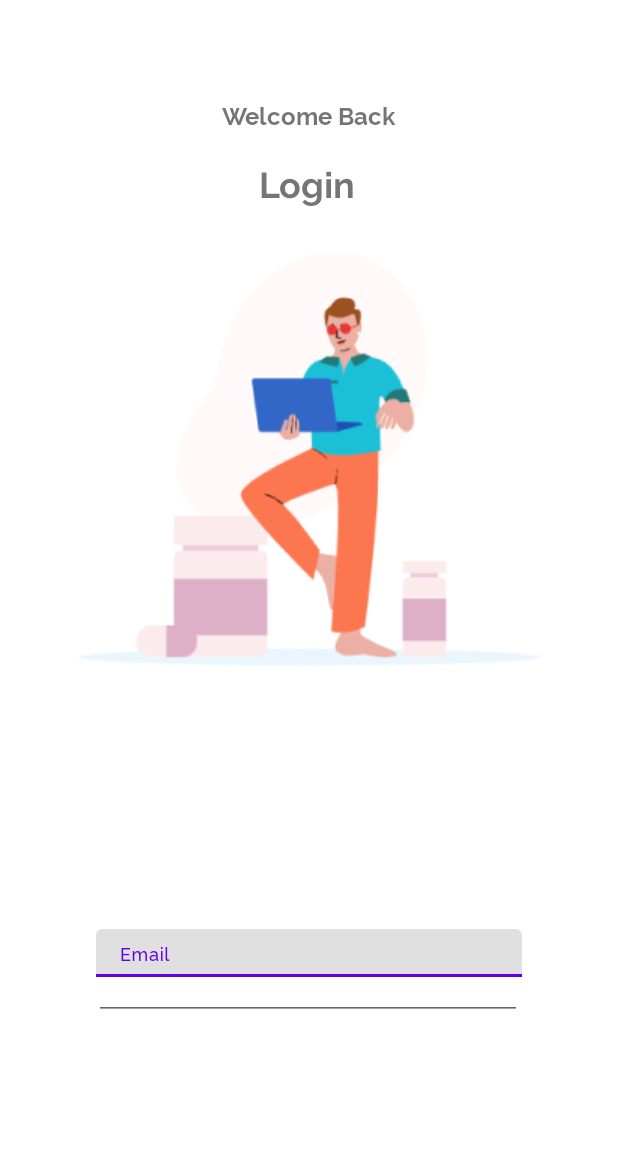
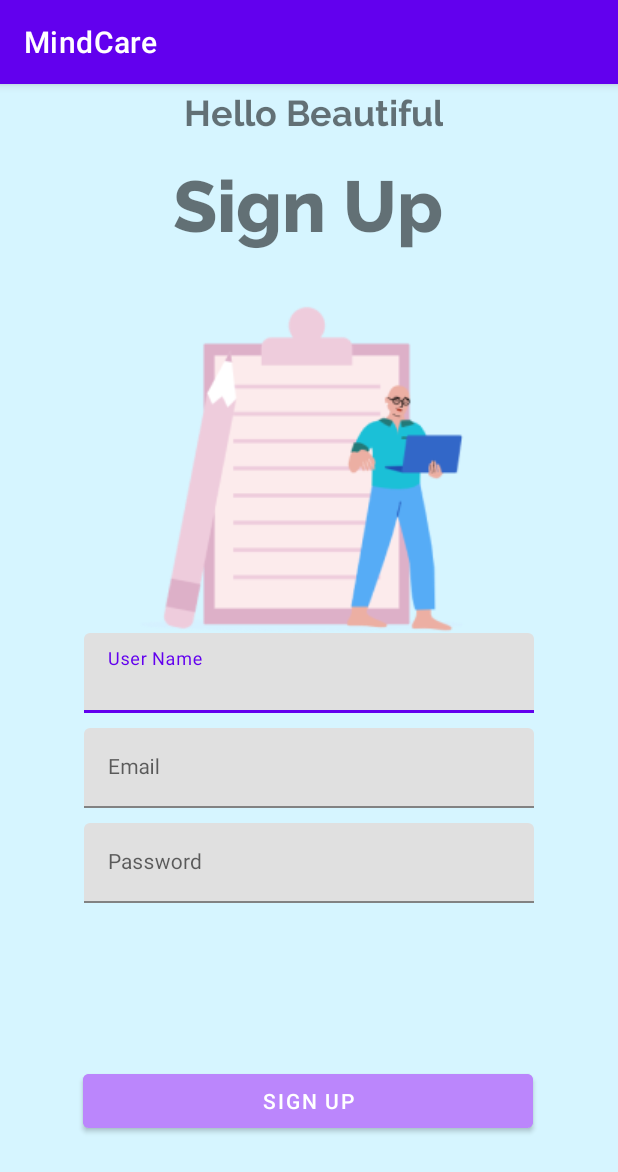
Before and after one commit to SelinaYuTong/MindCare, an Android app: the screen it shows after launch (Signup before the commit, SignUpActivity after it), after a tap on "SIGN UP", on a phone screen of 412 x 824 dp. Shown: the top 1172 px of the screen. Run offline under Robolectric (Android 15) with nearby library versions, the phone set to English and light mode, and no system bars.

Commit message:
1.Add Sign up activity. 2.Connect welcome page to sign up page.

```diff
--- a/app/build.gradle
+++ b/app/build.gradle
@@ -35,6 +35,7 @@ dependencies {
     implementation 'androidx.appcompat:appcompat:1.2.0'
     implementation 'com.google.android.material:material:1.3.0'
     implementation 'androidx.constraintlayout:constraintlayout:2.0.4'
+    implementation 'de.hdodenhof:circleimageview:3.1.0'
     testImplementation 'junit:junit:4.+'
     androidTestImplementation 'androidx.test.ext:junit:1.1.2'
     androidTestImplementation 'androidx.test.espresso:espresso-core:3.3.0'
--- a/app/src/main/AndroidManifest.xml
+++ b/app/src/main/AndroidManifest.xml
@@ -10,10 +10,13 @@
         android:supportsRtl="true"
         android:theme="@style/Theme.MindCare">
         <activity
+            android:name=".SignUpActivity"
+            android:exported="false" />
+        <activity
             android:name=".IntroActivity"
             android:exported="false" />
         <activity
-            android:name=".Signup"
+            android:name=".LoginActivity"
             android:exported="false" />
         <activity
             android:name=".MainActivity"
--- a/app/src/main/java/nz/ac/wgtn/mindcare/Signup.java
+++ b/app/src/main/java/nz/ac/wgtn/mindcare/LoginActivity.java
@@ -4,12 +4,12 @@ import androidx.appcompat.app.AppCompatActivity;
 
 import android.os.Bundle;
 
-public class Signup extends AppCompatActivity {
+public class LoginActivity extends AppCompatActivity {
 
     @Override
     protected void onCreate(Bundle savedInstanceState) {
         super.onCreate(savedInstanceState);
-        setContentView(R.layout.activity_signup);
+        setContentView(R.layout.activity_login);
         getSupportActionBar().hide();
     }
 }
--- a/app/src/main/java/nz/ac/wgtn/mindcare/MainActivity.java
+++ b/app/src/main/java/nz/ac/wgtn/mindcare/MainActivity.java
@@ -3,20 +3,45 @@ package nz.ac.wgtn.mindcare;
 import androidx.appcompat.app.AppCompatActivity;
 
 import android.content.Intent;
+import android.graphics.Color;
 import android.os.Bundle;
+import android.view.MotionEvent;
 import android.view.View;
-import android.widget.Toast;
+import android.widget.Button;
 
 public class MainActivity extends AppCompatActivity {
+
+    Button btnSignup;
+    Button btnLogin;
 
     @Override
     protected void onCreate(Bundle savedInstanceState) {
         super.onCreate(savedInstanceState);
         setContentView(R.layout.activity_main);
         getSupportActionBar().hide();
+
+        btnSignup = findViewById(R.id.signupBtn);
+        btnSignup.setOnClickListener(new View.OnClickListener() {
+            @Override
+            public void onClick(View v) {
+                btnSignup.setBackgroundColor(Color.BLUE);
+                Intent intent = new Intent(v.getContext(), SignUpActivity.class);
+                startActivity(intent);
+            }
+        });
+
+        btnLogin = findViewById(R.id.loginBtn);
+        btnLogin.setOnClickListener(new View.OnClickListener() {
+            @Override
+            public void onClick(View v) {
+                btnLogin.setBackgroundColor(Color.BLUE);
+                Intent intent = new Intent(v.getContext(), LoginActivity.class);
+                startActivity(intent);
+            }
+        });
     }
     public void signupBtnClick(View view) {
-        Intent intent = new Intent(this, Signup.class);
+        Intent intent = new Intent(this, LoginActivity.class);
         startActivity(intent);
     }
 
--- /dev/null
+++ b/app/src/main/java/nz/ac/wgtn/mindcare/SignUpActivity.java
@@ -0,0 +1,14 @@
+package nz.ac.wgtn.mindcare;
+
+import androidx.appcompat.app.AppCompatActivity;
+
+import android.os.Bundle;
+
+public class SignUpActivity extends AppCompatActivity {
+
+    @Override
+    protected void onCreate(Bundle savedInstanceState) {
+        super.onCreate(savedInstanceState);
+        setContentView(R.layout.activity_sign_up);
+    }
+}
--- a/app/src/main/res/layout/activity_signup.xml
+++ b/app/src/main/res/layout/activity_login.xml
@@ -4,7 +4,8 @@
     xmlns:tools="http://schemas.android.com/tools"
     android:layout_width="match_parent"
     android:layout_height="match_parent"
-    tools:context=".Signup">
+    android:background="#D6F5FF"
+    tools:context=".LoginActivity">
 
     <ImageView
         android:id="@+id/signup_image"
--- /dev/null
+++ b/app/src/main/res/layout/activity_sign_up.xml
@@ -0,0 +1,118 @@
+<?xml version="1.0" encoding="utf-8"?>
+<androidx.constraintlayout.widget.ConstraintLayout xmlns:android="http://schemas.android.com/apk/res/android"
+    xmlns:app="http://schemas.android.com/apk/res-auto"
+    xmlns:tools="http://schemas.android.com/tools"
+    android:layout_width="match_parent"
+    android:layout_height="match_parent"
+    android:background="#D6F5FF"
+    tools:context=".SignUpActivity">
+
+    <TextView
+        android:id="@+id/textView2"
+        android:layout_width="wrap_content"
+        android:layout_height="wrap_content"
+        android:fontFamily="@font/raleway_extrabold"
+        android:text="@string/sign_up"
+        android:textAlignment="center"
+        android:textSize="48sp"
+        app:layout_constraintBottom_toBottomOf="parent"
+        app:layout_constraintEnd_toEndOf="parent"
+        app:layout_constraintHorizontal_bias="0.497"
+        app:layout_constraintStart_toStartOf="parent"
+        app:layout_constraintTop_toTopOf="parent"
+        app:layout_constraintVertical_bias="0.075" />
+
+    <TextView
+        android:id="@+id/tvHelloBeautiful"
+        android:layout_width="wrap_content"
+        android:layout_height="wrap_content"
+        android:fontFamily="@font/raleway_bold"
+        android:text="Hello Beautiful"
+        android:textAlignment="center"
+        android:textSize="24sp"
+        app:layout_constraintBottom_toBottomOf="parent"
+        app:layout_constraintEnd_toEndOf="parent"
+        app:layout_constraintHorizontal_bias="0.51"
+        app:layout_constraintStart_toStartOf="parent"
+        app:layout_constraintTop_toTopOf="parent"
+        app:layout_constraintVertical_bias="0.007" />
+
+    <ImageView
+        android:id="@+id/imageView5"
+        android:layout_width="wrap_content"
+        android:layout_height="wrap_content"
+        app:layout_constraintBottom_toBottomOf="parent"
+        app:layout_constraintEnd_toEndOf="parent"
+        app:layout_constraintStart_toStartOf="parent"
+        app:layout_constraintTop_toTopOf="parent"
+        app:layout_constraintVertical_bias="0.267"
+        app:srcCompat="@drawable/stuck_at_home_to_do_list" />
+
+    <com.google.android.material.textfield.TextInputLayout
+        android:id="@+id/textInputLayout2"
+        android:layout_width="300dp"
+        android:layout_height="wrap_content"
+        android:gravity="center"
+        app:layout_constraintEnd_toEndOf="parent"
+        app:layout_constraintStart_toStartOf="parent"
+        app:layout_constraintTop_toBottomOf="@+id/imageView5">
+
+        <com.google.android.material.textfield.TextInputEditText
+            android:id="@+id/editTextUserNameSingup"
+            android:layout_width="match_parent"
+            android:layout_height="wrap_content"
+            android:hint="User Name"
+            android:textSize="14sp" />
+    </com.google.android.material.textfield.TextInputLayout>
+
+    <com.google.android.material.textfield.TextInputLayout
+        android:layout_width="300dp"
+        android:layout_height="wrap_content"
+        android:layout_marginTop="10dp"
+        android:gravity="center"
+        app:layout_constraintEnd_toEndOf="parent"
+        app:layout_constraintStart_toStartOf="parent"
+        app:layout_constraintTop_toBottomOf="@+id/textInputLayout">
+
+        <com.google.android.material.textfield.TextInputEditText
+            android:id="@+id/editTextPasswordSingup"
+            android:layout_width="match_parent"
+            android:layout_height="wrap_content"
+            android:hint="Password"
+            android:textSize="14sp" />
+    </com.google.android.material.textfield.TextInputLayout>
+
+    <com.google.android.material.textfield.TextInputLayout
+        android:id="@+id/textInputLayout"
+        android:layout_width="300dp"
+        android:layout_height="wrap_content"
+        android:layout_marginTop="10dp"
+        android:gravity="center"
+        app:layout_constraintEnd_toEndOf="parent"
+        app:layout_constraintStart_toStartOf="parent"
+        app:layout_constraintTop_toBottomOf="@+id/textInputLayout2">
+
+        <com.google.android.material.textfield.TextInputEditText
+            android:id="@+id/editTextEmailSignup"
+            android:layout_width="match_parent"
+            android:layout_height="wrap_content"
+            android:hint="Email"
+            android:textSize="14sp" />
+    </com.google.android.material.textfield.TextInputLayout>
+
+    <Button
+        android:id="@+id/btnregister"
+        android:layout_width="300dp"
+        android:layout_height="wrap_content"
+        android:layout_marginTop="10dp"
+        android:layout_marginBottom="10dp"
+        android:backgroundTint="@color/purple_200"
+        android:text="@string/sign_up"
+        app:layout_constraintBottom_toBottomOf="parent"
+        app:layout_constraintEnd_toEndOf="parent"
+        app:layout_constraintHorizontal_bias="0.495"
+        app:layout_constraintStart_toStartOf="parent"
+        app:layout_constraintTop_toTopOf="parent"
+        app:layout_constraintVertical_bias="0.92" />
+
+</androidx.constraintlayout.widget.ConstraintLayout>
--- a/app/src/main/res/values/strings.xml
+++ b/app/src/main/res/values/strings.xml
@@ -4,4 +4,6 @@
     <string name="title_activity_dashboard">Dashboard</string>
     <string name="dummy_button">Dummy Button</string>
     <string name="dummy_content">DUMMY\nCONTENT</string>
+    <string name="login">Login</string>
+    <string name="sign_up">Sign Up</string>
 </resources>
```
Also changed, not shown: app/src/main/res/layout/activity_main.xml (+48 -41 lines), app/src/main/res/drawable/stuck_at_home_to_do_list.png (added).
